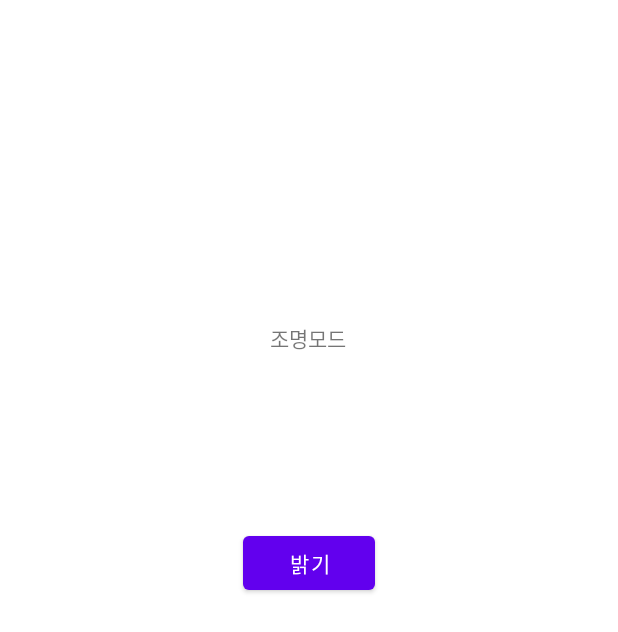
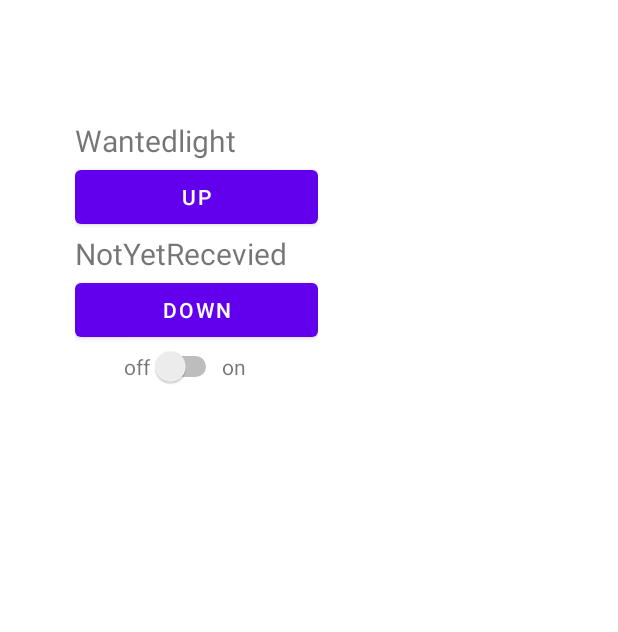
Before and after one commit to bongwon-suh/full_house, an Android app: the layout activity_light.xml on its own in the app's theme, with its tools: preview values and no code run, on a phone screen of 412 x 824 dp. Shown: the top 632 px of the screen. Run offline under Robolectric (Android 15) with nearby library versions, the phone set to English and light mode, and no system bars.

Commit message:
거실 에어컨(제습포함)과 조명

```diff
--- a/application/UseMqtt/app/src/main/res/layout/activity_aircon.xml
+++ b/application/UseMqtt/app/src/main/res/layout/activity_aircon.xml
@@ -8,7 +8,7 @@
     tools:ignore="UseSwitchCompatOrMaterialXml">
 
     <Switch
-        android:id="@+id/switch2"
+        android:id="@+id/tempswitch"
         android:layout_width="wrap_content"
         android:layout_height="wrap_content"
         android:layout_marginStart="159dp"
--- a/application/UseMqtt/app/src/main/res/layout/activity_light.xml
+++ b/application/UseMqtt/app/src/main/res/layout/activity_light.xml
@@ -6,31 +6,73 @@
     android:layout_height="match_parent"
     tools:context=".LightActivity">
 
-    <TextView
-        android:id="@+id/textView"
-        android:layout_width="wrap_content"
-        android:layout_height="wrap_content"
-        android:layout_marginStart="172dp"
-        android:layout_marginTop="169dp"
-        android:layout_marginEnd="174dp"
-        android:layout_marginBottom="543dp"
-        android:text="조명모드"
+    <LinearLayout
+        android:layout_width="match_parent"
+        android:layout_height="match_parent"
+        android:layout_marginStart="50dp"
+        android:layout_marginTop="80dp"
+        android:layout_marginEnd="200dp"
+        android:foregroundGravity="center_vertical|center_horizontal"
+        android:orientation="vertical"
         app:layout_constraintBottom_toBottomOf="parent"
         app:layout_constraintEnd_toEndOf="parent"
+        app:layout_constraintHorizontal_bias="1.0"
         app:layout_constraintStart_toStartOf="parent"
-        app:layout_constraintTop_toTopOf="parent" />
+        app:layout_constraintTop_toTopOf="parent"
+        app:layout_constraintVertical_bias="0.0">
 
-    <Button
-        android:id="@+id/lightup"
-        android:layout_width="wrap_content"
-        android:layout_height="wrap_content"
-        android:layout_marginStart="160dp"
-        android:layout_marginTop="90dp"
-        android:layout_marginEnd="160dp"
-        android:layout_marginBottom="400dp"
-        android:text="밝기"
-        app:layout_constraintBottom_toBottomOf="parent"
-        app:layout_constraintEnd_toEndOf="parent"
-        app:layout_constraintStart_toStartOf="parent"
-        app:layout_constraintTop_toBottomOf="@+id/textView" />
+        <TextView
+            android:id="@+id/curillu"
+            android:layout_width="match_parent"
+            android:layout_height="wrap_content"
+            android:text="@string/wantedlight"
+            android:textSize="20sp" />
+
+        <Button
+            android:id="@+id/illuup"
+            android:layout_width="match_parent"
+            android:layout_height="wrap_content"
+            android:text="@string/up"
+            tools:ignore="UnknownIdInLayout" />
+
+        <TextView
+            android:id="@+id/roomillu"
+            android:layout_width="match_parent"
+            android:layout_height="wrap_content"
+            android:text="@string/notyetrecevied"
+            android:textSize="20sp" />
+
+        <Button
+            android:id="@+id/illudown"
+            android:layout_width="match_parent"
+            android:layout_height="wrap_content"
+            android:text="@string/down"
+            tools:ignore="UnknownIdInLayout" />
+
+        <LinearLayout
+            android:layout_width="match_parent"
+            android:layout_height="match_parent"
+            android:orientation="horizontal">
+
+            <TextView
+                android:id="@+id/textView2"
+                android:layout_width="50dp"
+                android:layout_height="wrap_content"
+                android:gravity="right"
+                android:text="off" />
+
+            <Switch
+                android:id="@+id/illuswitch"
+                android:layout_width="wrap_content"
+                android:layout_height="wrap_content"
+                tools:ignore="UseSwitchCompatOrMaterialXml" />
+
+            <TextView
+                android:id="@+id/textView"
+                android:layout_width="match_parent"
+                android:layout_height="wrap_content"
+                android:text="on" />
+        </LinearLayout>
+
+    </LinearLayout>
 </androidx.constraintlayout.widget.ConstraintLayout>
--- a/application/UseMqtt/app/src/main/res/values/strings.xml
+++ b/application/UseMqtt/app/src/main/res/values/strings.xml
@@ -10,4 +10,8 @@
     <string name="hello_first_fragment">Hello first fragment</string>
     <string name="hello_second_fragment">Hello second fragment. Arg: %1$s</string>
     <string name="tempcontrol">온도조절</string>
+    <string name="wantedlight">Wantedlight</string>
+    <string name="down">down</string>
+    <string name="up">up</string>
+    <string name="notyetrecevied">NotYetRecevied</string>
 </resources>
```
Also changed, not shown: application/UseMqtt/app/src/main/java/com/example/usemqtt/AirconActivity.kt (+6 -7 lines), application/UseMqtt/app/src/main/java/com/example/usemqtt/LightActivity.kt (+43 -7 lines), application/UseMqtt/app/src/main/java/com/example/usemqtt/MainActivity.kt (+0 -12 lines), 1 other file.
